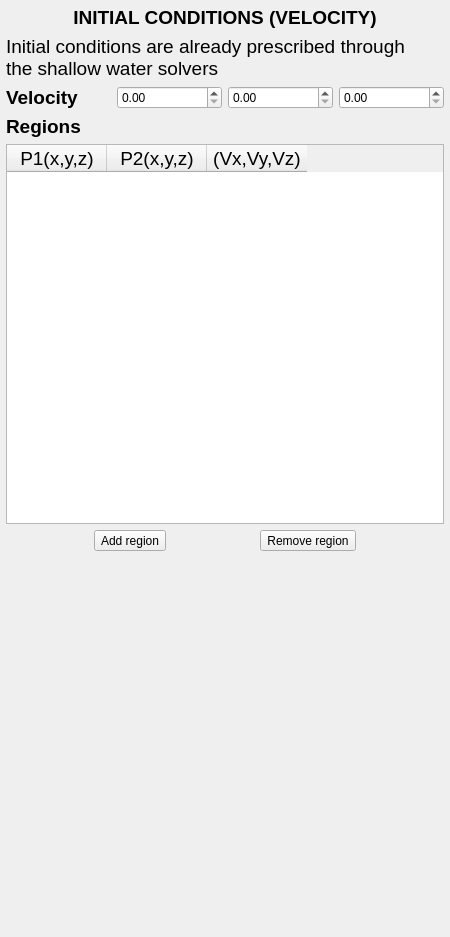
First picture: the form in HydroUQ/initialconvel.ui, repository NHERI-SimCenter/HydroUQ, before the edit.
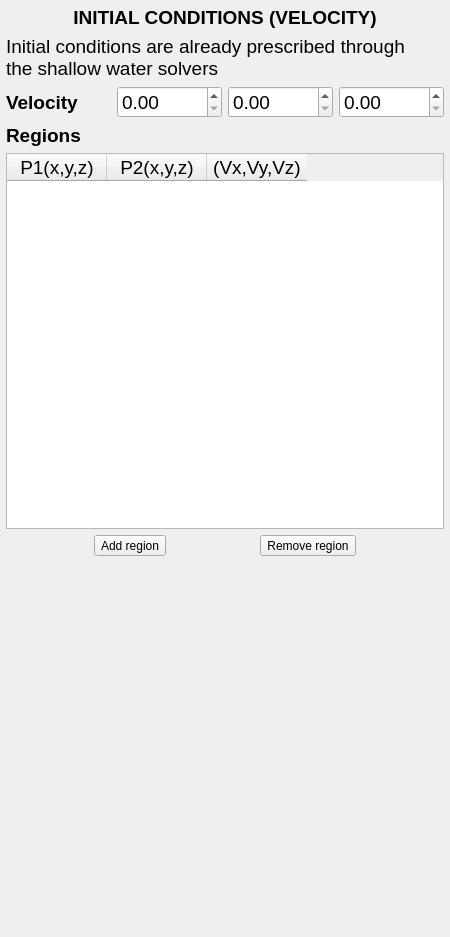
Second picture: the form after the edit.

Commit message: Added parametric building into it. Cleaning layouts and fonts

The edit to the form file:
```diff
--- a/HydroUQ/initialconvel.ui
+++ b/HydroUQ/initialconvel.ui
@@ -77,13 +77,31 @@
       </widget>
      </item>
      <item>
-      <widget class="QDoubleSpinBox" name="DSpBx_Vx"/>
+      <widget class="QDoubleSpinBox" name="DSpBx_Vx">
+       <property name="font">
+        <font>
+         <pointsize>14</pointsize>
+        </font>
+       </property>
+      </widget>
      </item>
      <item>
-      <widget class="QDoubleSpinBox" name="DSpBx_Vy"/>
+      <widget class="QDoubleSpinBox" name="DSpBx_Vy">
+       <property name="font">
+        <font>
+         <pointsize>14</pointsize>
+        </font>
+       </property>
+      </widget>
      </item>
      <item>
-      <widget class="QDoubleSpinBox" name="DSpBx_Vz"/>
+      <widget class="QDoubleSpinBox" name="DSpBx_Vz">
+       <property name="font">
+        <font>
+         <pointsize>14</pointsize>
+        </font>
+       </property>
+      </widget>
      </item>
     </layout>
    </item>
@@ -104,6 +122,11 @@
    </item>
    <item>
     <widget class="QTableWidget" name="Tbl_IniCondTable">
+     <property name="font">
+      <font>
+       <pointsize>14</pointsize>
+      </font>
+     </property>
      <property name="toolTip">
       <string>Regions for initial condition</string>
      </property>
```
The commit also changes 9 other files.
